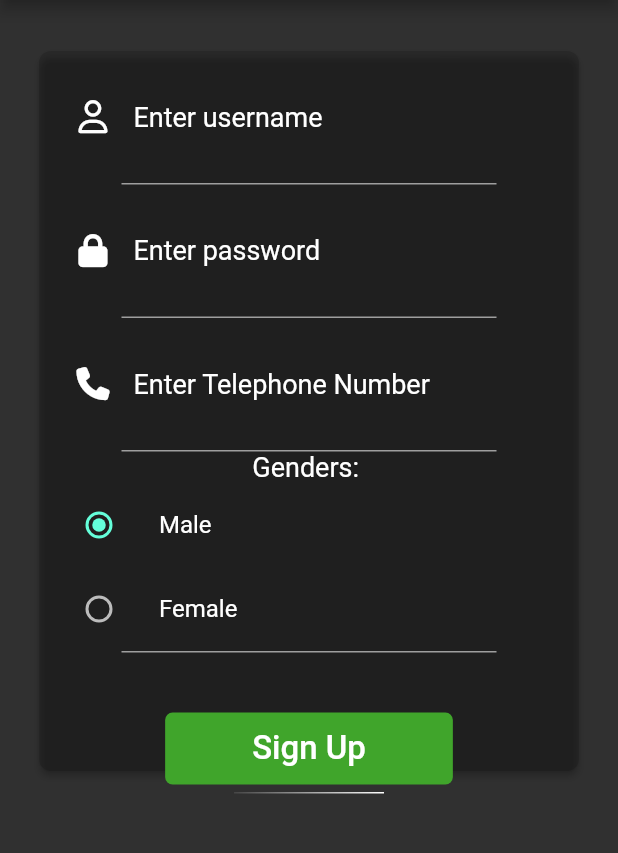
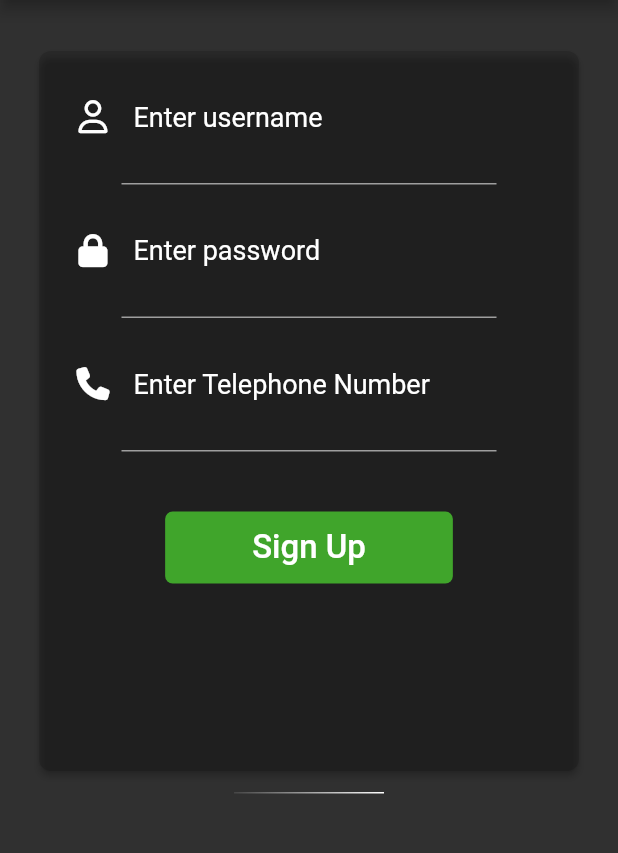
Before and after one commit to moonshine404/wirepostt, a Flutter app: the SignUpWidget screen opened directly, on a phone screen of 412 x 824 dp, the part 84-937 px from its top. Run offline on Flutter 3.47's test engine with Material 2 defaults, Android fonts, the phone set to English and light mode, and no system bars; our stand-ins replace email_validator, font_awesome_flutter, google_fonts, image_picker, shared_preferences, string_validator; accounts and stored records are empty; Roboto replaces fonts that are missing (SignikaSemiBold).

Commit message:
Update signuppage.dart

```diff
--- a/lib/landingpage/signuppage.dart
+++ b/lib/landingpage/signuppage.dart
@@ -152,40 +152,7 @@ class SignUpState extends State<SignUpWidget> {
                                 height: 1.0,
                                 color: Colors.grey,
                               ),
-                              Column(
-                                 children: <Widget>[
-                                    Text('Genders: ', style: TextStyle(color: Colors.white, fontFamily: "SignikaSemiBold", fontSize: 18.0)),
-                                    ListTile(
-                                      title: const Text('Male'),
-                                      leading: Radio<SingingCharacter>(
-                                        value: SingingCharacter.Male,
-                                        groupValue: _character,
-                                        onChanged: (SingingCharacter? value) {
-                                          setState(() {
-                                            _character = value;
-                                          });
-                                        },
-                                      ),
-                                    ),
-                                    ListTile(
-                                      title: const Text('Female'),
-                                      leading: Radio<SingingCharacter>(
-                                        value: SingingCharacter.Female,
-                                        groupValue: _character,
-                                        onChanged: (SingingCharacter? value) {
-                                          setState(() {
-                                            _character = value;
-                                          });
-                                        },
-                                      ),
-                                    ),
-                                 ]
-                              ),
-                              Container(
-                                width: 250.0,
-                                height: 1.0,
-                                color: Colors.grey,
-                              ),
+
                               Container(
                                 margin: const EdgeInsets.only(top: 40.0),
                                 decoration: const BoxDecoration(
```
